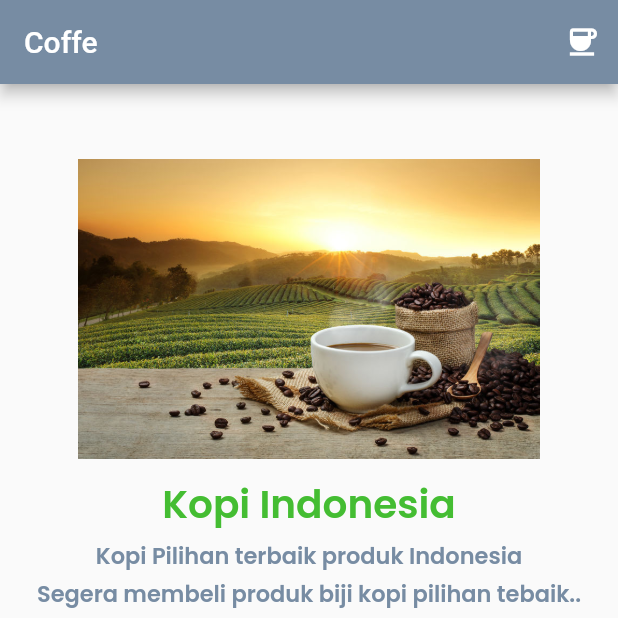
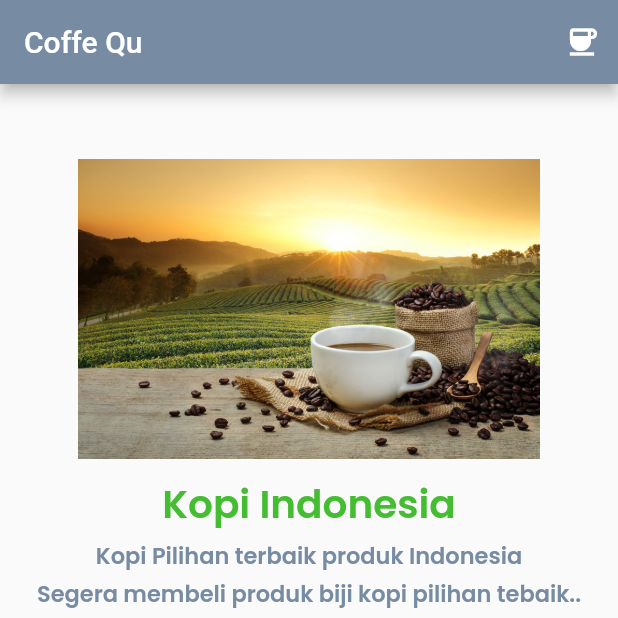
Before and after one commit to daffa18/Belajar_Flutter1, a Flutter app: the screen it shows after launch, on a phone screen of 412 x 824 dp, the top half of it. Run offline on Flutter 3.47's test engine with Material 2 defaults, Android fonts, the light colour scheme and no system bars.

Commit message:
first commit

```diff
--- a/training_1/lib/main.dart
+++ b/training_1/lib/main.dart
@@ -15,7 +15,7 @@ class MyApp extends StatelessWidget {
       debugShowCheckedModeBanner: false,
       home: Scaffold(
         appBar: AppBar(
-          title: const Text('Coffe '),
+          title: const Text('Coffe Qu '),
           backgroundColor: bluegrey,
           actions: [
             IconButton(
```
